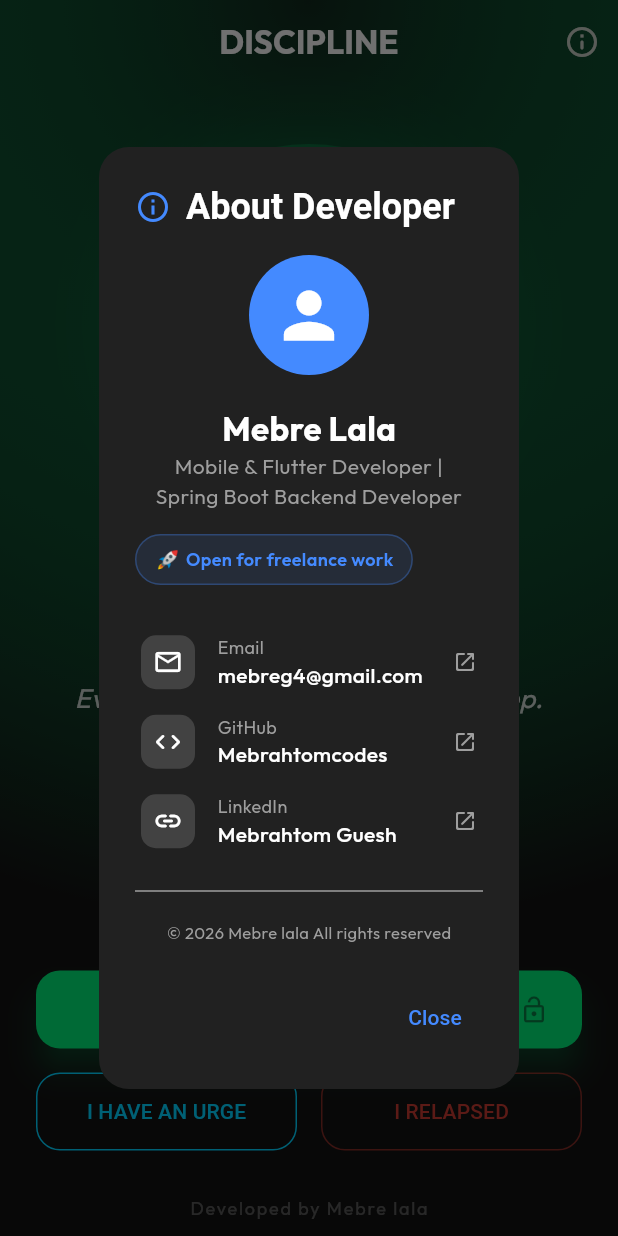
After one commit to Mebrahtomcodes/addiction_tracker, a Flutter app: the screen it shows after launch, after a tap on "Developed by Mebre lala", on a phone screen of 412 x 824 dp. The commit adds this screen. Run offline on Flutter 3.47's test engine with Material 3 defaults, Android fonts, the phone set to English and light mode, and no system bars; our stand-ins replace animate_do, google_fonts, shared_preferences.

Commit message:
last update UI and widgets

```diff
--- a/lib/screens/home_screen.dart
+++ b/lib/screens/home_screen.dart
@@ -3,6 +3,7 @@ import 'dart:math';
 import 'dart:async';
 import 'package:animate_do/animate_do.dart';
 import '../services/storage_service.dart';
+import '../widgets/developer_dialog.dart';
 import 'urge_screen.dart';
 import '../theme.dart';
 
@@ -224,8 +225,13 @@ class _HomeScreenState extends State<HomeScreen> {
         title: const Text("DISCIPLINE"),
         actions: [
           IconButton(
-            onPressed: () {}, // Settings or Profile could go here
-            icon: const Icon(Icons.account_circle_outlined),
+            onPressed: () {
+              showDialog(
+                context: context,
+                builder: (context) => const DeveloperDialog(),
+              );
+            },
+            icon: const Icon(Icons.info_outline_rounded),
           ),
         ],
       ),
@@ -274,7 +280,27 @@ class _HomeScreenState extends State<HomeScreen> {
                   delay: const Duration(milliseconds: 600),
                   child: _buildActionButtons(),
                 ),
-                const SizedBox(height: 40),
+                const SizedBox(height: 30),
+                FadeIn(
+                  delay: const Duration(milliseconds: 1000),
+                  child: GestureDetector(
+                    onTap: () {
+                      showDialog(
+                        context: context,
+                        builder: (context) => const DeveloperDialog(),
+                      );
+                    },
+                    child: Text(
+                      "Developed by Mebre lala",
+                      style: TextStyle(
+                        color: AppTheme.textWhite.withOpacity(0.3),
+                        fontSize: 12,
+                        letterSpacing: 1.2,
+                      ),
+                    ),
+                  ),
+                ),
+                const SizedBox(height: 10),
               ],
             ),
           ),
--- /dev/null
+++ b/lib/widgets/developer_dialog.dart
@@ -0,0 +1,173 @@
+import 'package:flutter/material.dart';
+import 'package:url_launcher/url_launcher.dart';
+
+class DeveloperDialog extends StatelessWidget {
+  const DeveloperDialog({super.key});
+
+  Future<void> _launchUrl(String url) async {
+    final Uri uri = Uri.parse(url);
+    if (!await launchUrl(uri, mode: LaunchMode.externalApplication)) {
+      throw Exception('Could not launch $url');
+    }
+  }
+
+  Future<void> _launchEmail() async {
+    final Uri emailLaunchUri = Uri(
+      scheme: 'mailto',
+      path: 'mebreg4@gmail.com',
+    );
+    if (!await launchUrl(emailLaunchUri)) {
+      throw Exception('Could not launch email');
+    }
+  }
+
+  @override
+  Widget build(BuildContext context) {
+    return AlertDialog(
+      shape: RoundedRectangleBorder(borderRadius: BorderRadius.circular(20)),
+      backgroundColor: Colors.grey[900],
+      title: const Row(
+        children: [
+          Icon(Icons.info_outline, color: Colors.blueAccent),
+          SizedBox(width: 10),
+          Text(
+            'About Developer',
+            style: TextStyle(color: Colors.white, fontWeight: FontWeight.bold),
+          ),
+        ],
+      ),
+      content: SingleChildScrollView(
+        child: Column(
+          mainAxisSize: MainAxisSize.min,
+          crossAxisAlignment: CrossAxisAlignment.start,
+          children: [
+            const Center(
+              child: CircleAvatar(
+                radius: 40,
+                backgroundColor: Colors.blueAccent,
+                child: Icon(Icons.person, size: 50, color: Colors.white),
+              ),
+            ),
+            const SizedBox(height: 20),
+            const Center(
+              child: Text(
+                'Mebre Lala',
+                style: TextStyle(
+                  color: Colors.white,
+                  fontSize: 22,
+                  fontWeight: FontWeight.bold,
+                ),
+              ),
+            ),
+            const Center(
+              child: Text(
+                'Mobile & Flutter Developer |\nSpring Boot Backend Developer',
+                textAlign: TextAlign.center,
+                style: TextStyle(color: Colors.grey, fontSize: 14),
+              ),
+            ),
+            const SizedBox(height: 15),
+            Container(
+              padding: const EdgeInsets.symmetric(horizontal: 12, vertical: 6),
+              decoration: BoxDecoration(
+                color: Colors.blueAccent.withOpacity(0.1),
+                borderRadius: BorderRadius.circular(20),
+                border: Border.all(color: Colors.blueAccent.withOpacity(0.3)),
+              ),
+              child: const Row(
+                mainAxisSize: MainAxisSize.min,
+                children: [
+                  Text('🚀 ', style: TextStyle(fontSize: 14)),
+                  Text(
+                    'Open for freelance work',
+                    style: TextStyle(color: Colors.blueAccent, fontSize: 12, fontWeight: FontWeight.w600),
+                  ),
+                ],
+              ),
+            ),
+            const SizedBox(height: 25),
+            _buildLinkItem(
+              icon: Icons.email_outlined,
+              label: 'Email',
+              value: 'mebreg4@gmail.com',
+              onTap: _launchEmail,
+            ),
+            _buildLinkItem(
+              icon: Icons.code_rounded,
+              label: 'GitHub',
+              value: 'Mebrahtomcodes',
+              onTap: () => _launchUrl('https://github.com/Mebrahtomcodes'),
+            ),
+            _buildLinkItem(
+              icon: Icons.link_rounded,
+              label: 'LinkedIn',
+              value: 'Mebrahtom Guesh',
+              onTap: () => _launchUrl('https://www.linkedin.com/in/mebrahtom-guesh-168b2b389'),
+            ),
+            const Divider(color: Colors.grey, height: 40),
+            const Center(
+              child: Text(
+                '© 2026 Mebre lala All rights reserved',
+                style: TextStyle(color: Colors.grey, fontSize: 11),
+              ),
+            ),
+          ],
+        ),
+      ),
+      actions: [
+        TextButton(
+          onPressed: () => Navigator.pop(context),
+          child: const Text('Close', style: TextStyle(color: Colors.blueAccent)),
+        ),
+      ],
+    );
+  }
+
+  Widget _buildLinkItem({
+    required IconData icon,
+    required String label,
+    required String value,
+    required VoidCallback onTap,
+  }) {
+    return InkWell(
+      onTap: onTap,
+      borderRadius: BorderRadius.circular(12),
+      child: Padding(
+        padding: const EdgeInsets.symmetric(vertical: 8.0, horizontal: 4.0),
+        child: Row(
+          children: [
+            Container(
+              padding: const EdgeInsets.all(8),
+              decoration: BoxDecoration(
+                color: Colors.grey[800],
+                borderRadius: BorderRadius.circular(10),
+              ),
+              child: Icon(icon, color: Colors.white, size: 20),
+            ),
+            const SizedBox(width: 15),
+            Expanded(
+              child: Column(
+                crossAxisAlignment: CrossAxisAlignment.start,
+                children: [
+                  Text(
+                    label,
+                    style: const TextStyle(color: Colors.grey, fontSize: 12),
+                  ),
+                  Text(
+                    value,
+                    style: const TextStyle(
+                      color: Colors.white,
+                      fontSize: 14,
+                      fontWeight: FontWeight.w500,
+                    ),
+                  ),
+                ],
+              ),
+            ),
+            const Icon(Icons.open_in_new_rounded, color: Colors.grey, size: 16),
+          ],
+        ),
+      ),
+    );
+  }
+}
--- a/pubspec.yaml
+++ b/pubspec.yaml
@@ -34,6 +34,7 @@ dependencies:
   google_fonts: ^6.1.0
   animate_do: ^3.1.2
   cupertino_icons: ^1.0.8
+  url_launcher: ^6.3.2
 
 dev_dependencies:
   flutter_test:
```
Also changed, not shown: pubspec.lock, 6 other files.
